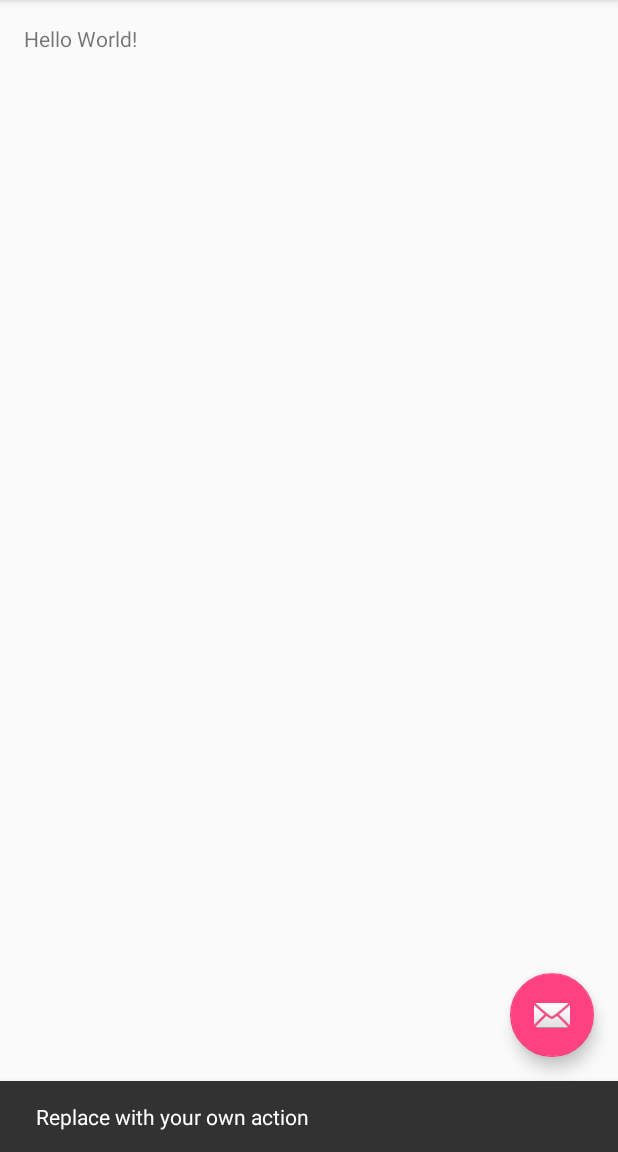
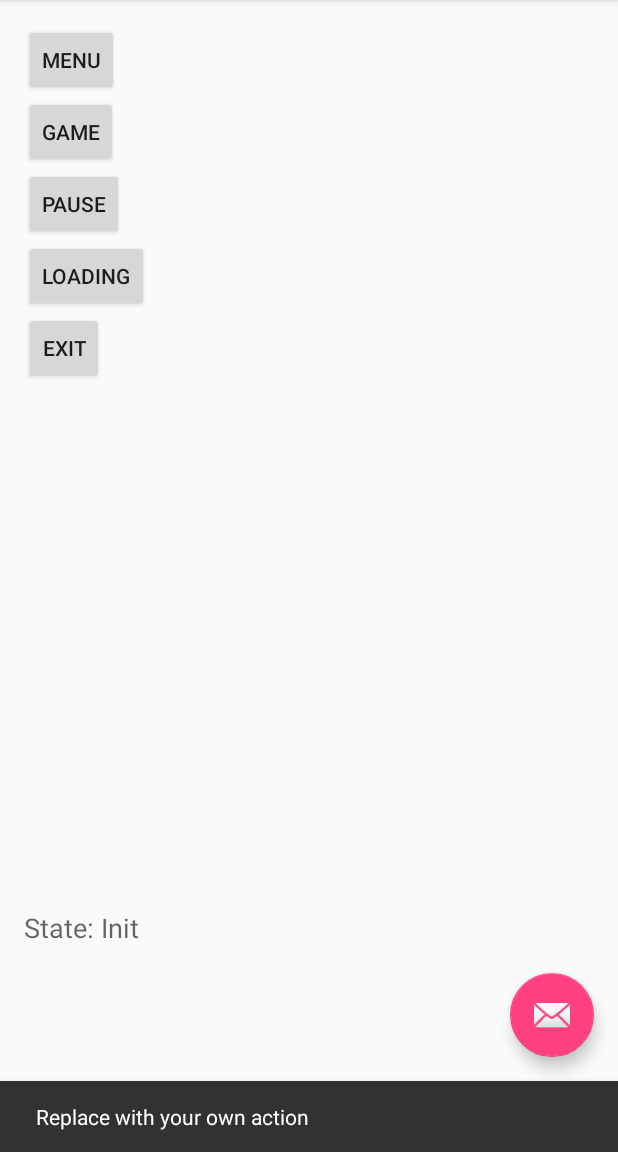
Before and after one commit to cgutierrez10/misc, an Android app: the screen it shows after launch (MainActivity), after a tap on an icon or button, on a phone screen of 412 x 824 dp, the part 84-1236 px from its top. Run offline under Robolectric (Android 15) with nearby library versions, the phone set to English and light mode, and no system bars.

Commit message:
Revised state machine in gameMode.java
May extent the set method and internal values further to include things like engine tick interval or other values

git-svn-id: https://laptop-1j1vpkuu/svn/agame@2 da46e613-9826-43f3-9a83-6061620c19e0

```diff
--- a/app/src/main/res/layout/content_main.xml
+++ b/app/src/main/res/layout/content_main.xml
@@ -12,8 +12,71 @@
     tools:context="com.rezdron.chris.agame.MainActivity"
     tools:showIn="@layout/activity_main">
 
+    <Button
+        style="?android:attr/buttonStyleSmall"
+        android:layout_width="wrap_content"
+        android:layout_height="wrap_content"
+        android:text="Menu"
+        android:id="@+id/button" />
+
+    <Button
+        style="?android:attr/buttonStyleSmall"
+        android:layout_width="wrap_content"
+        android:layout_height="wrap_content"
+        android:text="Game"
+        android:id="@+id/button2"
+        android:layout_below="@+id/button"
+        android:layout_alignLeft="@+id/button"
+        android:layout_alignStart="@+id/button" />
+
+    <Button
+        style="?android:attr/buttonStyleSmall"
+        android:layout_width="wrap_content"
+        android:layout_height="wrap_content"
+        android:text="Pause"
+        android:id="@+id/button3"
+        android:layout_below="@+id/button2"
+        android:layout_alignLeft="@+id/button2"
+        android:layout_alignStart="@+id/button2" />
+
+    <Button
+        style="?android:attr/buttonStyleSmall"
+        android:layout_width="wrap_content"
+        android:layout_height="wrap_content"
+        android:text="Exit"
+        android:id="@+id/button4"
+        android:layout_below="@+id/button5"
+        android:layout_alignLeft="@+id/button5"
+        android:layout_alignStart="@+id/button5" />
+
+    <Button
+        style="?android:attr/buttonStyleSmall"
+        android:layout_width="wrap_content"
+        android:layout_height="wrap_content"
+        android:text="Loading"
+        android:id="@+id/button5"
+        android:layout_below="@+id/button3"
+        android:layout_alignLeft="@+id/button3"
+        android:layout_alignStart="@+id/button3" />
+
     <TextView
         android:layout_width="wrap_content"
         android:layout_height="wrap_content"
-        android:text="Hello World!" />
+        android:textAppearance="?android:attr/textAppearanceMedium"
+        android:text="Init"
+        android:id="@+id/textView2"
+        android:layout_alignTop="@+id/textView"
+        android:layout_toRightOf="@+id/textView"
+        android:layout_toEndOf="@+id/textView" />
+
+    <TextView
+        android:layout_width="wrap_content"
+        android:layout_height="wrap_content"
+        android:textAppearance="?android:attr/textAppearanceMedium"
+        android:text="State: "
+        android:id="@+id/textView"
+        android:layout_alignParentBottom="true"
+        android:layout_alignParentLeft="true"
+        android:layout_alignParentStart="true"
+        android:layout_marginBottom="121dp" />
 </RelativeLayout>
```
Also changed, not shown: app/src/main/java/com/rezdron/chris/agame/gameMode.java (+50 -67 lines).
